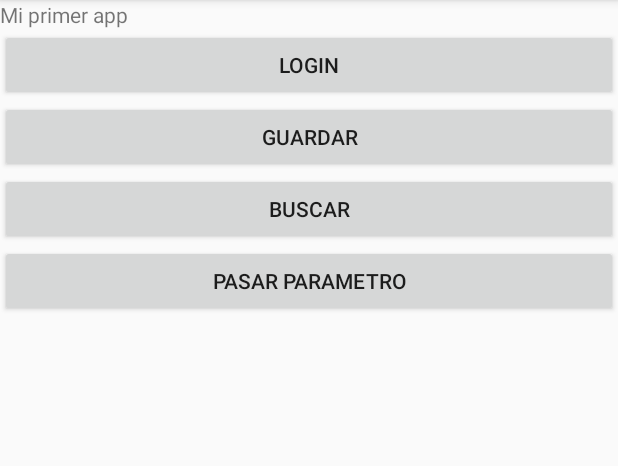
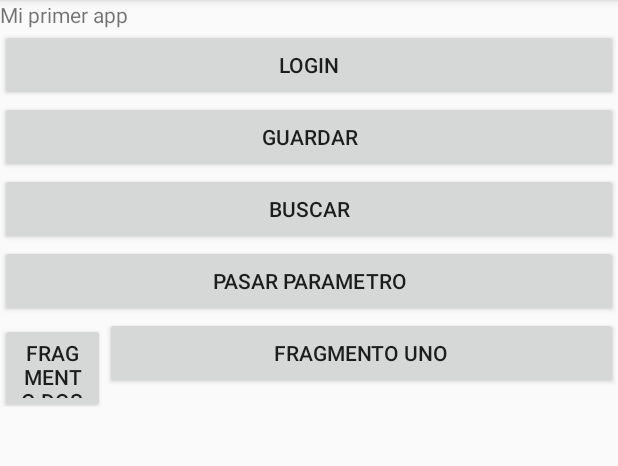
Before and after one commit to kashino96/practicaenclasemovil1, an Android app: the screen it shows after launch (MainActivity), on a phone screen of 412 x 824 dp, the part 84-550 px from its top. Run offline under Robolectric (Android 15) with nearby library versions, the phone set to English and light mode, and no system bars.

Commit message:
2 , 3 y 4 practica

```diff
--- a/app/build.gradle
+++ b/app/build.gradle
@@ -22,6 +22,7 @@ dependencies {
     implementation fileTree(dir: 'libs', include: ['*.jar'])
     implementation 'com.android.support:appcompat-v7:28.0.0-alpha1'
     implementation 'com.android.support.constraint:constraint-layout:1.1.3'
+    implementation 'com.android.support:support-v4:28.0.0'
     testImplementation 'junit:junit:4.12'
     androidTestImplementation 'com.android.support.test:runner:1.0.2'
     androidTestImplementation 'com.android.support.test.espresso:espresso-core:3.0.2'
--- a/app/src/main/java/movilapp2/kevinintriago/facci/primeraapp4toc/MainActivity.java
+++ b/app/src/main/java/movilapp2/kevinintriago/facci/primeraapp4toc/MainActivity.java
@@ -9,9 +9,10 @@ import android.view.MenuItem;
 import android.view.View;
 import android.widget.Button;
 
-public class MainActivity extends AppCompatActivity {
+public class MainActivity extends AppCompatActivity implements View.OnClickListener {
 
     Button buttonLogin, buttonGuardar, buttonBuscar, buttonParametro;
+    Button botonFragUno, botonFragDos;
 
     @Override
     public boolean onCreateOptionsMenu(Menu menu){
@@ -47,6 +48,10 @@ public class MainActivity extends AppCompatActivity {
         buttonGuardar = (Button) findViewById(R.id.buttonGuardar);
         buttonBuscar = (Button) findViewById(R.id.buttonBuscar);
         buttonParametro = (Button) findViewById(R.id.buttonPasarParametro);
+        botonFragUno = (Button)findViewById(R.id.btnFrgUno);
+        botonFragDos = (Button)findViewById(R.id.btnFrgDos);
+        botonFragUno.setOnClickListener(this);
+        botonFragDos.setOnClickListener(this);
 
         buttonParametro.setOnClickListener(new View.OnClickListener() {
             @Override
@@ -81,4 +86,9 @@ public class MainActivity extends AppCompatActivity {
             }
         });
     }
+
+    @Override
+    public void onClick(View view) {
+
+    }
 }
--- a/app/src/main/res/layout/activity_main.xml
+++ b/app/src/main/res/layout/activity_main.xml
@@ -41,5 +41,24 @@
         android:layout_height="wrap_content"
         android:text="Pasar Parametro" />
 
+    <LinearLayout
+        android:layout_width="match_parent"
+        android:layout_height="60dp"
+        android:orientation="horizontal">
+
+        <Button
+            android:id="@+id/btnFrgDos"
+            android:layout_width="wrap_content"
+            android:layout_height="wrap_content"
+            android:layout_weight="1"
+            android:text="Fragmento dos" />
+
+        <Button
+            android:id="@+id/btnFrgUno"
+            android:layout_width="match_parent"
+            android:layout_height="wrap_content"
+            android:layout_weight="1"
+            android:text="Fragmento uno" />
+    </LinearLayout>
 
 </LinearLayout>
--- a/app/src/main/res/values/strings.xml
+++ b/app/src/main/res/values/strings.xml
@@ -1,4 +1,7 @@
 <resources>
     <string name="app_name">PrimeraApp4toc</string>
     <string name="primer">Mi primer app</string>
+
+    <!-- TODO: Remove or change this placeholder text -->
+    <string name="hello_blank_fragment">Hello blank fragment</string>
 </resources>
```
Also changed, not shown: app/src/main/java/movilapp2/kevinintriago/facci/primeraapp4toc/FragDos.java (added, +108 -0 lines), app/src/main/java/movilapp2/kevinintriago/facci/primeraapp4toc/FragUno.java (added, +108 -0 lines), app/src/main/res/layout/fragment_frag_dos.xml (added, +17 -0 lines), app/src/main/res/layout/fragment_frag_uno.xml (added, +25 -0 lines).
